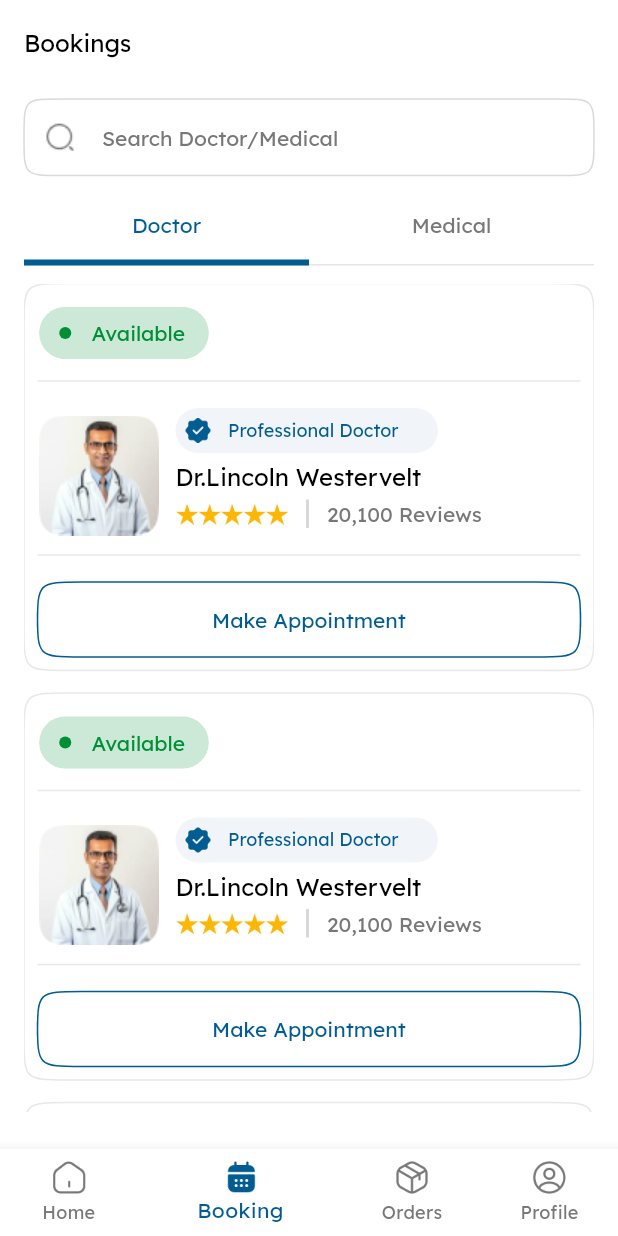
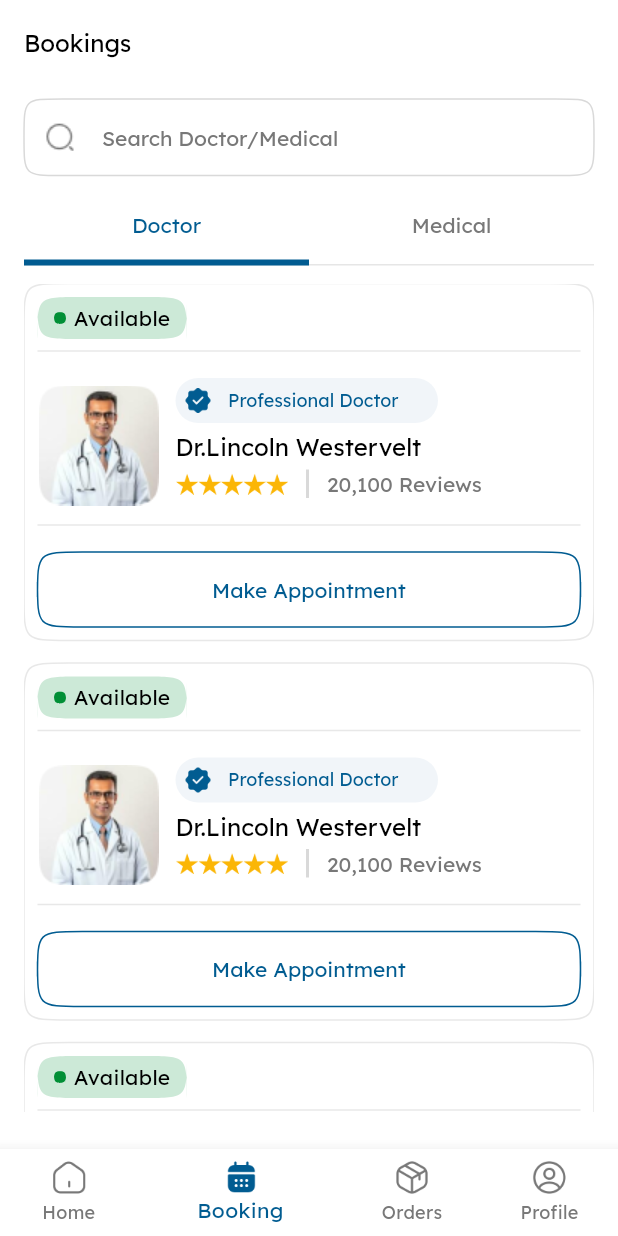
Before and after one commit to DevikaPatelLetmegrab/PharmFlow, a Flutter app: the screen it shows after launch, item 2 of the bottom bar chosen, on a phone screen of 412 x 824 dp. Run offline on Flutter 3.47's test engine with Material 3 defaults, Android fonts, the phone set to English and light mode, and no system bars; drawn by our look-alikes of flutter_rating_bar; our stand-ins replace bloc, cached_network_image, carousel_slider, dio, dotted_border, dotted_line and 12 more; missing offline and left inert: advanced_chips_input, linear_progress_bar.

```diff
--- a/lib/features/home/presentation/pages/home_page.dart
+++ b/lib/features/home/presentation/pages/home_page.dart
@@ -90,7 +90,7 @@ class HomePage extends StatelessWidget {
                           physics: const NeverScrollableScrollPhysics(),
                           gridDelegate:
                               SliverGridDelegateWithFixedCrossAxisCount(
-                            childAspectRatio: context.w(77) / context.h(112),
+                            childAspectRatio: context.w(77) / context.h(95),
                             crossAxisCount: 4,
                             mainAxisSpacing: 0,
                             crossAxisSpacing: 10,
@@ -145,7 +145,7 @@ class HomePage extends StatelessWidget {
                           physics: const NeverScrollableScrollPhysics(),
                           gridDelegate:
                               SliverGridDelegateWithFixedCrossAxisCount(
-                            childAspectRatio: context.w(77) / context.h(123),
+                            childAspectRatio: context.w(77) / context.h(95),
                             crossAxisCount: 4,
                             mainAxisSpacing: 0,
                             crossAxisSpacing: 10,
--- a/lib/features/home/presentation/widgets/categories_listview_item.dart
+++ b/lib/features/home/presentation/widgets/categories_listview_item.dart
@@ -17,7 +17,6 @@ class CategoriesListviewItem extends StatelessWidget {
           height: 80,
           width: 80,
         ),
-        Gap(AppDimens.space5),
         Text(
           'Pain Relief',
           style: context.s12,
--- a/lib/features/my_booking/presentation/widgets/single_doctor_widget.dart
+++ b/lib/features/my_booking/presentation/widgets/single_doctor_widget.dart
@@ -33,21 +33,26 @@ class SingleDoctorWidget extends StatelessWidget {
             Row(
               mainAxisAlignment: MainAxisAlignment.spaceBetween,
               children: [
-                Chip(
-                    avatar: Container(
-                      height: context.h(8),
-                      decoration: BoxDecoration(
-                          shape: BoxShape.circle, color: AppColors.green),
-                    ),
-                    shape: RoundedRectangleBorder(
-                        side: const BorderSide(color: AppColors.whiteColor),
-                        borderRadius:
-                            BorderRadius.circular(AppDimens.borderRadius20)),
-                    backgroundColor: AppColors.green.withOpacity(0.2),
-                    label: Text(
-                      'Available',
-                      style: context.md14.withGreen,
-                    )),
+                Squircle(
+                  padding: EdgeInsets.symmetric(
+                      horizontal: AppDimens.space10,
+                      vertical: AppDimens.space3),
+                  backgroundColor: AppColors.green.withOpacity(0.2),
+                  radius: 45,
+                  borderColor: AppColors.transparent,
+                  child: Row(
+                    children: [
+                      Squircle(
+                        height: 8,
+                        width: 8,
+                        backgroundColor: AppColors.green,
+                        borderColor: AppColors.transparent,
+                      ),
+                      Gap(AppDimens.space5),
+                      Text('Available')
+                    ],
+                  ),
+                ),
                 if (isFav)
                   GestureDetector(
                     onTap: () {
```
Also changed, not shown: lib/core/widget/app_option_menu_button.dart (added, +38 -0 lines), lib/features/community_resource/presentation/pages/community_page.dart (added, +131 -0 lines), lib/features/community_resource/presentation/pages/community_resource_page.dart (+33 -70 lines), lib/features/community_resource/presentation/pages/resource_page.dart (added, +10 -0 lines), lib/features/home/presentation/widgets/row_overview.dart (+8 -5 lines).
